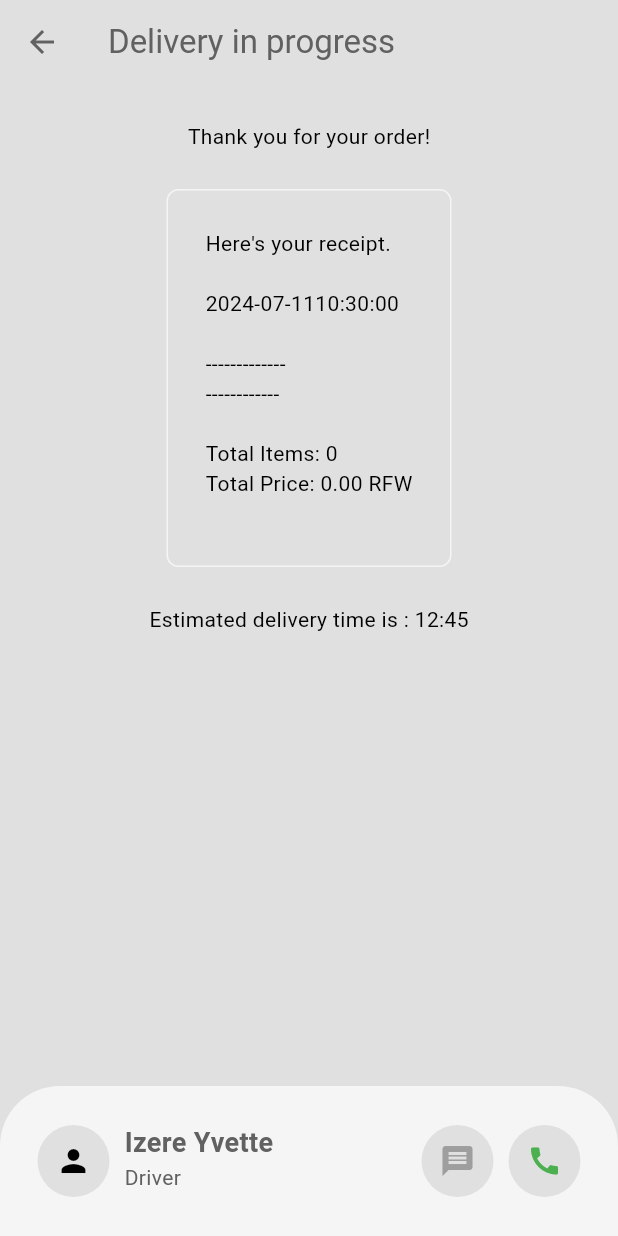
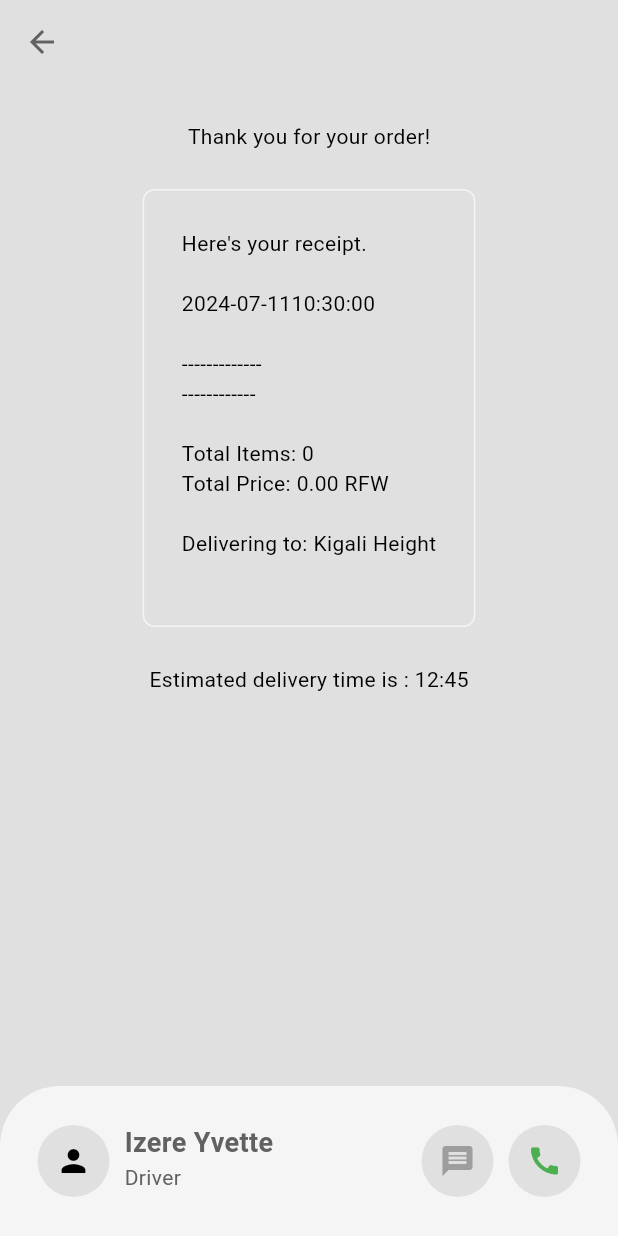
Before and after one commit to izerekerie/food_delivery, a Flutter app: the DeliveryProgressPage screen opened directly, on a phone screen of 412 x 824 dp. Run offline on Flutter 3.47's test engine with Material 3 defaults, Android fonts, the phone set to English and light mode, and no system bars; our stand-ins replace cloud_firestore, firebase_auth, firebase_core, flutter_credit_card; accounts and stored records are empty; network calls fail.

```diff
--- /dev/null
+++ b/devtools_options.yaml
@@ -0,0 +1,3 @@
+description: This file stores settings for Dart & Flutter DevTools.
+documentation: https://docs.flutter.dev/tools/devtools/extensions#configure-extension-enablement-states
+extensions:
--- a/lib/components/my_cart_tile.dart
+++ b/lib/components/my_cart_tile.dart
@@ -46,11 +46,10 @@ class MyCartTile extends StatelessWidget {
                       style: TextStyle(
                           fontWeight: FontWeight.bold,
                           color: Theme.of(context).colorScheme.inversePrimary),
-                    )
-                  ],
                     ),
-                Spacer(),
-                // increment or decrement quantity
+                    const SizedBox(
+                      height: 10,
+                    ),
                     QuantitySelector(
                         quantity: cartItem.quantity,
                         food: cartItem.food,
@@ -61,6 +60,9 @@ class MyCartTile extends StatelessWidget {
                           restaurant.addToCart(
                               cartItem.food, cartItem.selectedAddons);
                         }),
+                  ],
+                ),
+                // increment or decrement quantity
               ]),
             ),
             Container(
--- /dev/null
+++ b/lib/database/firestore.dart
@@ -0,0 +1,14 @@
+import 'package:cloud_firestore/cloud_firestore.dart';
+
+class FirestoreService {
+  //get collection of orders
+  final CollectionReference orders =
+      FirebaseFirestore.instance.collection('orders');
+  Future<void> saveOrderToDatabase(String receipt) async {
+    await orders.add({
+      'date': DateTime.now(),
+      'order': receipt,
+    });
+  }
+  //save order to db
+}
--- a/lib/main.dart
+++ b/lib/main.dart
@@ -7,6 +7,7 @@ import 'package:food_delivery/themes/theme_provider.dart';
 import 'package:provider/provider.dart';
 
 void main() async {
+  WidgetsFlutterBinding.ensureInitialized();
   await Firebase.initializeApp(options: DefaultFirebaseOptions.currentPlatform);
   runApp(
     MultiProvider(
--- a/lib/models/restaurant.dart
+++ b/lib/models/restaurant.dart
@@ -177,15 +177,19 @@ class Restaurant extends ChangeNotifier {
           Addon(name: 'cold ', price: 8000),
         ]),
   ];
+  //  delivery address (which user can change/update)
+// user cart
+  final List<CartItem> _cart = [];
 
+  String _deliveryAddress = 'Kigali Height';
   //GETTERS
 
   List<Food> get menu => _menu;
   List<CartItem> get cart => _cart;
+  String get deliveryAddress => _deliveryAddress;
 
 //  OPERATIONS
-// user cart
-  final List<CartItem> _cart = [];
+
 // add to cart
   void addToCart(Food food, List<Addon> selectedAddons) {
     // check if there is item already with the same food and selected addons
@@ -254,6 +258,13 @@ class Restaurant extends ChangeNotifier {
     notifyListeners();
   }
 
+// update delivery address
+
+  void updateDeliveryAddress(String newAddress) {
+    _deliveryAddress = newAddress;
+    notifyListeners();
+  }
+
 //  HELPERS
 // generate a receipt
   String displayCartReceipt() {
@@ -277,6 +288,9 @@ class Restaurant extends ChangeNotifier {
     receipt.writeln();
     receipt.writeln("Total Items: ${getTotalItemCount()}");
     receipt.writeln("Total Price: ${_formatPrice(getTotalPrice())}");
+    receipt.writeln();
+    receipt.writeln("Delivering to: ${deliveryAddress}");
+
     return receipt.toString();
   }
 
--- a/lib/pages/delivery_progress_page.dart
+++ b/lib/pages/delivery_progress_page.dart
@@ -1,8 +1,26 @@
 import 'package:flutter/material.dart';
 import 'package:food_delivery/components/my_receipt.dart';
+import 'package:food_delivery/database/firestore.dart';
+import 'package:food_delivery/models/restaurant.dart';
+import 'package:provider/provider.dart';
 
-class DeliveryProgressPage extends StatelessWidget {
+class DeliveryProgressPage extends StatefulWidget {
   const DeliveryProgressPage({super.key});
+
+  @override
+  State<DeliveryProgressPage> createState() => _DeliveryProgressPageState();
+}
+
+class _DeliveryProgressPageState extends State<DeliveryProgressPage> {
+  // get access db
+  FirestoreService db = FirestoreService();
+
+  @override
+  void initState() {
+    super.initState();
+    String receipt = context.read<Restaurant>().displayCartReceipt();
+    db.saveOrderToDatabase(receipt);
+  }
 
   @override
   Widget build(BuildContext context) {
@@ -10,7 +28,7 @@ class DeliveryProgressPage extends StatelessWidget {
       appBar: AppBar(
         foregroundColor: Theme.of(context).colorScheme.inversePrimary,
         backgroundColor: Colors.transparent,
-        title: const Text('Delivery in progress'),
+        // title: const Text('Delivery in progress'),
       ),
       bottomNavigationBar: _buildBottomNavBar(context),
       body: Column(
--- a/lib/services/auth/auth_gate.dart
+++ b/lib/services/auth/auth_gate.dart
@@ -1,7 +1,6 @@
 import 'package:firebase_auth/firebase_auth.dart';
 import 'package:flutter/material.dart';
 import 'package:food_delivery/pages/home_page.dart';
-import 'package:food_delivery/pages/login_page.dart';
 import 'package:food_delivery/services/auth/login_or_register.dart';
 
 class AuthGate extends StatelessWidget {
--- a/lib/services/auth/auth_service.dart
+++ b/lib/services/auth/auth_service.dart
@@ -1,4 +1,3 @@
-import 'package:firebase_core/firebase_core.dart';
 import 'package:firebase_auth/firebase_auth.dart';
 
 class AuthService {
--- a/pubspec.yaml
+++ b/pubspec.yaml
@@ -40,6 +40,7 @@ dependencies:
   intl: ^0.17.0
   firebase_core: ^3.2.0
   firebase_auth: ^5.1.2
+  cloud_firestore: ^5.1.0
 dev_dependencies:
   flutter_test:
     sdk: flutter
```
Also changed, not shown: lib/components/my_current_location.dart (+27 -7 lines), lib/components/my_drawer.dart (+9 -3 lines), lib/pages/login_page.dart (+18 -7 lines), lib/pages/register_page.dart (+4 -4 lines), pubspec.lock, 4 other files. Lines whose indentation alone changed are shown as unchanged.
